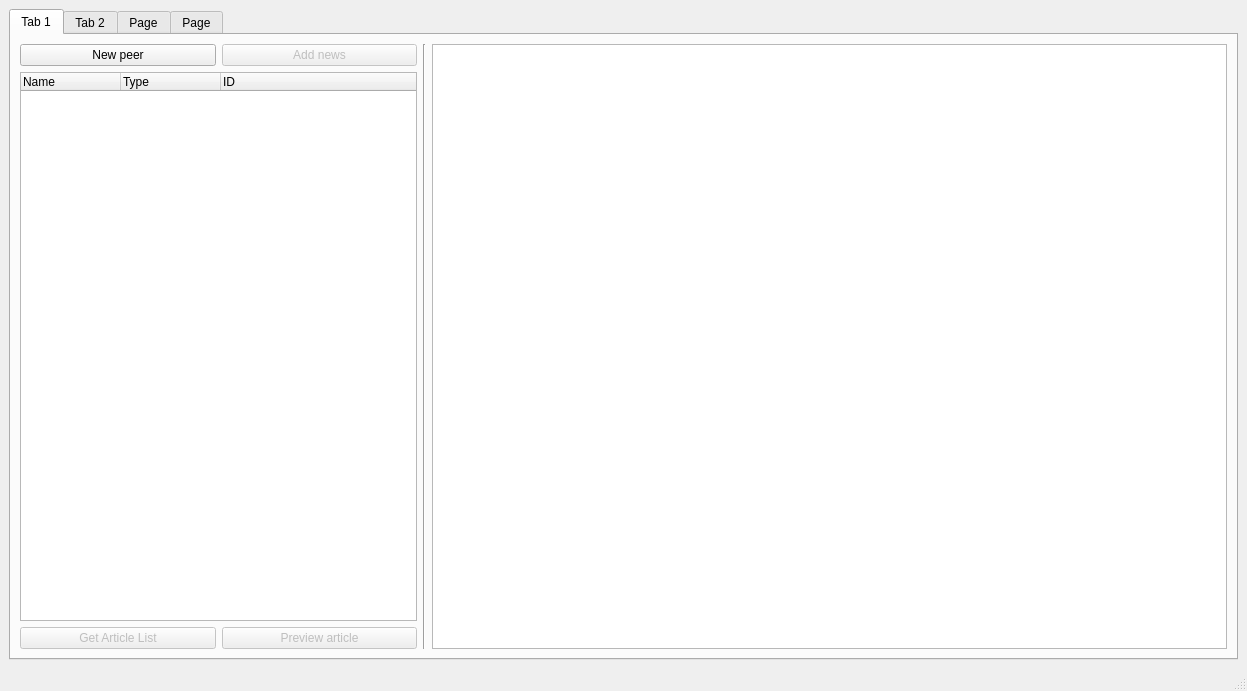
medvecm98/bp_program, file mainwindow.ui: the form before one commit.
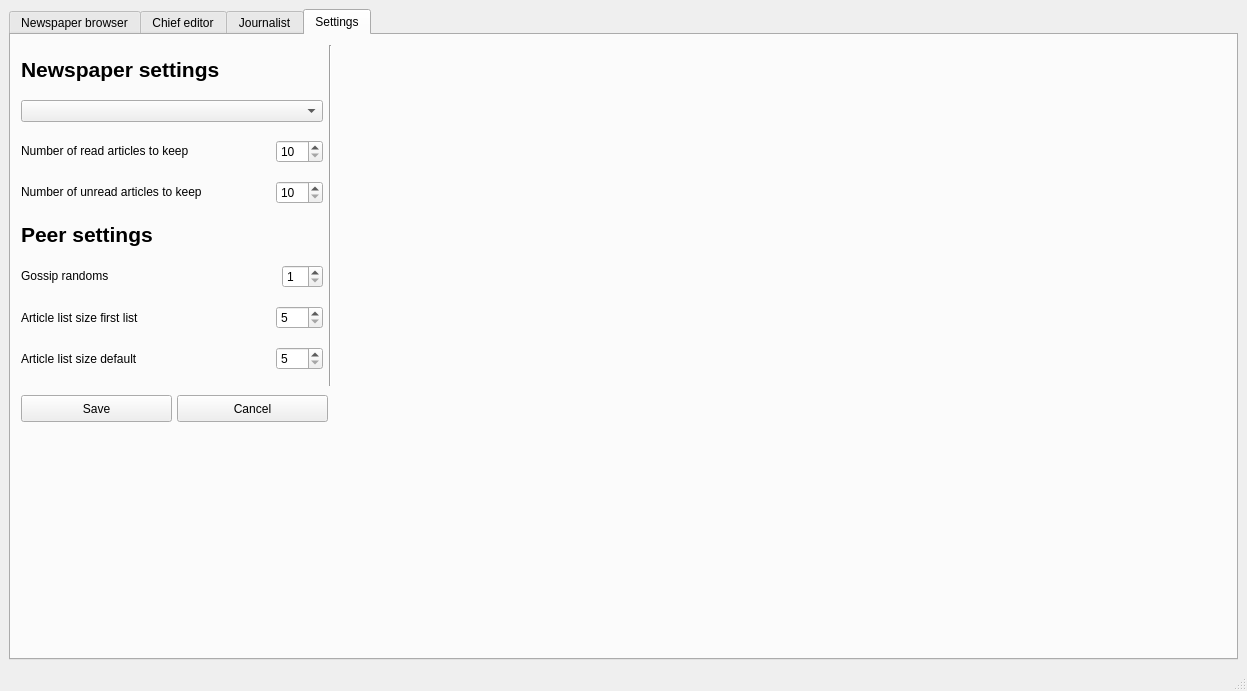
The form after the commit. The open tabs and pages were chosen to show the change.

Commit message: new gui, better article replication

What changed in the file:
```diff
--- a/mainwindow.ui
+++ b/mainwindow.ui
@@ -15,228 +15,109 @@
   </property>
   <widget class="QWidget" name="centralwidget">
    <layout class="QGridLayout" name="gridLayout">
-    <item row="0" column="1">
+    <item row="0" column="0">
      <widget class="QTabWidget" name="tabWidget">
       <property name="currentIndex">
-       <number>3</number>
+       <number>2</number>
       </property>
-      <widget class="QWidget" name="tab">
+      <widget class="QWidget" name="tab_4">
        <attribute name="title">
-        <string>Tab 1</string>
+        <string>Newspaper browser</string>
        </attribute>
-       <layout class="QGridLayout" name="gridLayout_2">
+       <layout class="QGridLayout" name="gridLayout_8">
         <item row="0" column="0">
-         <layout class="QHBoxLayout" name="horizontalLayout_11" stretch="1,0,2">
-          <property name="sizeConstraint">
-           <enum>QLayout::SetDefaultConstraint</enum>
-          </property>
+         <layout class="QHBoxLayout" name="horizontalLayout_30" stretch="3,7">
           <item>
-           <layout class="QVBoxLayout" name="verticalLayout_6">
+           <layout class="QVBoxLayout" name="verticalLayout_18">
             <item>
-             <layout class="QHBoxLayout" name="horizontalLayout_4">
+             <layout class="QVBoxLayout" name="verticalLayout_7">
               <item>
-               <widget class="QPushButton" name="pushButton_new_peer">
-                <property name="sizePolicy">
-                 <sizepolicy hsizetype="Minimum" vsizetype="Fixed">
-                  <horstretch>0</horstretch>
-                  <verstretch>0</verstretch>
-                 </sizepolicy>
-                </property>
-                <property name="text">
-                 <string>New peer</string>
-                </property>
-               </widget>
-              </item>
+               <layout class="QHBoxLayout" name="horizontalLayout_12">
               <item>
-               <widget class="QPushButton" name="pushButton_add_news">
-                <property name="enabled">
-                 <bool>false</bool>
-                </property>
-                <property name="sizePolicy">
-                 <sizepolicy hsizetype="Minimum" vsizetype="Fixed">
-                  <horstretch>0</horstretch>
-                  <verstretch>0</verstretch>
-                 </sizepolicy>
-                </property>
+                 <widget class="QToolButton" name="toolButton_addNewspaper">
+                  <property name="font">
+                   <font>
+                    <pointsize>16</pointsize>
+                   </font>
+                  </property>
                 <property name="text">
-                 <string>Add news</string>
+                   <string>+</string>
                 </property>
                </widget>
               </item>
-             </layout>
-            </item>
             <item>
-             <widget class="QTreeWidget" name="treeWidget_newspaper">
-              <column>
-               <property name="text">
-                <string>Name</string>
-               </property>
-              </column>
-              <column>
+                 <widget class="QToolButton" name="toolButton_removeNewspaper">
+                  <property name="font">
+                   <font>
+                    <pointsize>16</pointsize>
+                   </font>
+                  </property>
                <property name="text">
-                <string>Type</string>
-               </property>
-              </column>
-              <column>
-               <property name="text">
-                <string>ID</string>
-               </property>
-              </column>
+                   <string>−</string>
+                  </property>
              </widget>
             </item>
             <item>
-             <layout class="QHBoxLayout" name="horizontalLayout_10">
-              <item>
-               <widget class="QPushButton" name="pushButton_article_list">
-                <property name="enabled">
-                 <bool>false</bool>
-                </property>
-                <property name="text">
-                 <string>Get Article List</string>
-                </property>
-               </widget>
+                 <widget class="QComboBox" name="comboBox_news_select"/>
               </item>
               <item>
-               <widget class="QPushButton" name="pushButton_external_article">
-                <property name="enabled">
-                 <bool>false</bool>
+                 <widget class="QToolButton" name="toolButton_articleList">
+                  <property name="font">
+                   <font>
+                    <pointsize>16</pointsize>
+                   </font>
                 </property>
                 <property name="text">
-                 <string>Preview article</string>
+                   <string>⟳</string>
                 </property>
                </widget>
               </item>
              </layout>
             </item>
-           </layout>
-          </item>
           <item>
-           <widget class="Line" name="line">
-            <property name="orientation">
-             <enum>Qt::Vertical</enum>
-            </property>
-           </widget>
+               <widget class="QListWidget" name="listWidget_articles"/>
           </item>
           <item>
-           <widget class="QTextEdit" name="textEdit_article">
-            <property name="readOnly">
-             <bool>true</bool>
-            </property>
-            <property name="placeholderText">
-             <string/>
-            </property>
-           </widget>
+               <widget class="QComboBox" name="comboBox_categories"/>
           </item>
          </layout>
         </item>
-       </layout>
-      </widget>
-      <widget class="QWidget" name="tab_2">
-       <attribute name="title">
-        <string>Tab 2</string>
-       </attribute>
-       <widget class="QWidget" name="horizontalLayoutWidget">
-        <property name="geometry">
-         <rect>
-          <x>320</x>
-          <y>160</y>
-          <width>264</width>
-          <height>97</height>
-         </rect>
-        </property>
-        <layout class="QHBoxLayout" name="horizontalLayout_9">
          <item>
-          <layout class="QVBoxLayout" name="verticalLayout_5">
+             <layout class="QHBoxLayout" name="horizontalLayout_29">
            <item>
-            <widget class="QPushButton" name="pushButton_load">
+               <widget class="QPushButton" name="pushButton_informCoworkers">
              <property name="text">
-              <string>Load</string>
+                 <string>IC</string>
              </property>
             </widget>
            </item>
            <item>
-            <widget class="QPushButton" name="pushButton_testPeer2">
+               <widget class="QDateTimeEdit" name="dateTimeEdit"/>
+              </item>
+              <item>
+               <widget class="QPushButton" name="pushButton_gossip">
              <property name="text">
-              <string>Test Peer 2 create</string>
+                 <string>Gossip</string>
              </property>
             </widget>
            </item>
           </layout>
          </item>
-         <item>
-          <layout class="QVBoxLayout" name="verticalLayout_4">
-           <item>
-            <widget class="QPushButton" name="pushButton_testPeer1">
-             <property name="text">
-              <string>Test Peer 1 create</string>
-             </property>
-            </widget>
+           </layout>
            </item>
            <item>
-            <widget class="QPushButton" name="pushButton_save">
-             <property name="text">
-              <string>Save</string>
-             </property>
-            </widget>
-           </item>
-           <item>
-            <widget class="QPushButton" name="pushButton_loadFromFile">
-             <property name="text">
-              <string>Load from file</string>
-             </property>
-            </widget>
-           </item>
+           <widget class="QTextBrowser" name="textBrowser"/>
+          </item>
           </layout>
          </item>
         </layout>
-       </widget>
-       <widget class="QLineEdit" name="lineEditFriends">
-        <property name="geometry">
-         <rect>
-          <x>190</x>
-          <y>370</y>
-          <width>311</width>
-          <height>27</height>
-         </rect>
-        </property>
-       </widget>
-       <widget class="QPushButton" name="pushButtonFriends">
-        <property name="geometry">
-         <rect>
-          <x>510</x>
-          <y>370</y>
-          <width>121</width>
-          <height>27</height>
-         </rect>
-        </property>
-        <property name="text">
-         <string>Add friend</string>
-        </property>
-       </widget>
-       <widget class="QLineEdit" name="lineEditFriendID">
-        <property name="geometry">
-         <rect>
-          <x>190</x>
-          <y>340</y>
-          <width>441</width>
-          <height>27</height>
-         </rect>
-        </property>
-       </widget>
       </widget>
       <widget class="QWidget" name="tab_3">
        <attribute name="title">
-        <string>Page</string>
+        <string>Chief editor</string>
        </attribute>
-       <widget class="QWidget" name="layoutWidget">
-        <property name="geometry">
-         <rect>
-          <x>40</x>
-          <y>20</y>
-          <width>1121</width>
-          <height>551</height>
-         </rect>
-        </property>
+       <layout class="QGridLayout" name="gridLayout_5">
+        <item row="0" column="0">
         <layout class="QHBoxLayout" name="horizontalLayout_5" stretch="1,2">
          <item>
           <layout class="QVBoxLayout" name="verticalLayout_2">
@@ -432,140 +313,394 @@
           </layout>
          </item>
         </layout>
-       </widget>
-      </widget>
-      <widget class="QWidget" name="tab_4">
+        </item>
+       </layout>
+      </widget>
+      <widget class="QWidget" name="tab_2">
        <attribute name="title">
-        <string>Page</string>
+        <string>Journalist</string>
        </attribute>
-       <widget class="QDateTimeEdit" name="dateTimeEdit">
+       <widget class="QLineEdit" name="lineEditFriendID">
+        <property name="geometry">
+         <rect>
+          <x>9</x>
+          <y>523</y>
+          <width>125</width>
+          <height>27</height>
+         </rect>
+        </property>
+       </widget>
+       <widget class="QLineEdit" name="lineEditFriends">
+        <property name="geometry">
+         <rect>
+          <x>9</x>
+          <y>556</y>
+          <width>125</width>
+          <height>27</height>
+         </rect>
+        </property>
+       </widget>
+       <widget class="QPushButton" name="pushButtonFriends">
         <property name="geometry">
          <rect>
           <x>150</x>
-          <y>550</y>
-          <width>141</width>
-          <height>28</height>
+          <y>540</y>
+          <width>80</width>
+          <height>27</height>
          </rect>
         </property>
+        <property name="text">
+         <string>Add friend</string>
+        </property>
        </widget>
-       <widget class="QListWidget" name="listWidget_articles">
+       <widget class="QComboBox" name="comboBox_news_journalist">
         <property name="geometry">
          <rect>
-          <x>60</x>
-          <y>70</y>
-          <width>361</width>
-          <height>421</height>
+          <x>20</x>
+          <y>40</y>
+          <width>331</width>
+          <height>27</height>
          </rect>
         </property>
        </widget>
-       <widget class="QComboBox" name="comboBox_news_select">
+       <widget class="QListWidget" name="listWidget_journalist_articles">
         <property name="geometry">
          <rect>
-          <x>140</x>
-          <y>30</y>
-          <width>241</width>
-          <height>31</height>
+          <x>30</x>
+          <y>80</y>
+          <width>441</width>
+          <height>311</height>
          </rect>
         </property>
        </widget>
-       <widget class="QToolButton" name="toolButton_articleList">
+       <widget class="QPushButton" name="pushButton_edit_article">
         <property name="geometry">
          <rect>
-          <x>390</x>
-          <y>30</y>
-          <width>31</width>
-          <height>31</height>
+          <x>370</x>
+          <y>40</y>
+          <width>87</width>
+          <height>27</height>
          </rect>
         </property>
-        <property name="font">
-         <font>
-          <pointsize>16</pointsize>
-         </font>
-        </property>
         <property name="text">
-         <string>⟳</string>
+         <string>PushButton</string>
         </property>
        </widget>
-       <widget class="QTextBrowser" name="textBrowser">
+       <widget class="QWidget" name="">
         <property name="geometry">
          <rect>
-          <x>430</x>
-          <y>30</y>
-          <width>771</width>
-          <height>541</height>
+          <x>900</x>
+          <y>460</y>
+          <width>264</width>
+          <height>97</height>
          </rect>
         </property>
-       </widget>
-       <widget class="QComboBox" name="comboBox_categories">
-        <property name="geometry">
-         <rect>
-          <x>60</x>
-          <y>500</y>
-          <width>361</width>
-          <height>27</height>
-         </rect>
-        </property>
-       </widget>
-       <widget class="QToolButton" name="toolButton_addNewspaper">
+        <layout class="QHBoxLayout" name="horizontalLayout_9">
+         <item>
+          <layout class="QVBoxLayout" name="verticalLayout_5">
+           <item>
+            <widget class="QPushButton" name="pushButton_load">
+             <property name="text">
+              <string>Load</string>
+             </property>
+            </widget>
+           </item>
+           <item>
+            <widget class="QPushButton" name="pushButton_testPeer2">
+             <property name="text">
+              <string>Test Peer 2 create</string>
+             </property>
+            </widget>
+           </item>
+          </layout>
+         </item>
+         <item>
+          <layout class="QVBoxLayout" name="verticalLayout_4">
+           <item>
+            <widget class="QPushButton" name="pushButton_testPeer1">
+             <property name="text">
+              <string>Test Peer 1 create</string>
+             </property>
+            </widget>
+           </item>
+           <item>
+            <widget class="QPushButton" name="pushButton_save">
+             <property name="text">
+              <string>Save</string>
+             </property>
+            </widget>
+           </item>
+           <item>
+            <widget class="QPushButton" name="pushButton_loadFromFile">
+             <property name="text">
+              <string>Load from file</string>
+             </property>
+            </widget>
+           </item>
+          </layout>
+         </item>
+        </layout>
+       </widget>
+      </widget>
+      <widget class="QWidget" name="tab">
+       <attribute name="title">
+        <string>Settings</string>
+       </attribute>
+       <widget class="QWidget" name="horizontalLayoutWidget_6">
         <property name="geometry">
          <rect>
-          <x>60</x>
-          <y>30</y>
-          <width>31</width>
-          <height>31</height>
+          <x>10</x>
+          <y>10</y>
+          <width>311</width>
+          <height>341</height>
          </rect>
         </property>
+        <layout class="QHBoxLayout" name="horizontalLayout_15">
+         <item>
+          <layout class="QVBoxLayout" name="verticalLayout_6">
+           <item>
+            <widget class="QLabel" name="label_8">
+             <property name="sizePolicy">
+              <sizepolicy hsizetype="Preferred" vsizetype="Maximum">
+               <horstretch>0</horstretch>
+               <verstretch>0</verstretch>
+              </sizepolicy>
+             </property>
         <property name="font">
          <font>
           <pointsize>16</pointsize>
+               <weight>75</weight>
+               <bold>true</bold>
          </font>
         </property>
         <property name="text">
-         <string>+</string>
-        </property>
-       </widget>
-       <widget class="QToolButton" name="toolButton_removeNewspaper">
-        <property name="geometry">
-         <rect>
-          <x>100</x>
-          <y>30</y>
-          <width>31</width>
-          <height>31</height>
-         </rect>
-        </property>
+              <string>Newspaper settings</string>
+             </property>
+            </widget>
+           </item>
+           <item>
+            <widget class="QComboBox" name="comboBox_newsConfigSelect"/>
+           </item>
+           <item>
+            <layout class="QHBoxLayout" name="horizontalLayout_13">
+             <item>
+              <widget class="QLabel" name="label_6">
+               <property name="sizePolicy">
+                <sizepolicy hsizetype="Minimum" vsizetype="Maximum">
+                 <horstretch>0</horstretch>
+                 <verstretch>0</verstretch>
+                </sizepolicy>
+               </property>
+               <property name="text">
+                <string>Number of read articles to keep</string>
+               </property>
+              </widget>
+             </item>
+             <item>
+              <widget class="QSpinBox" name="spinBox_readToKeep">
+               <property name="sizePolicy">
+                <sizepolicy hsizetype="Maximum" vsizetype="Maximum">
+                 <horstretch>0</horstretch>
+                 <verstretch>0</verstretch>
+                </sizepolicy>
+               </property>
+               <property name="minimum">
+                <number>10</number>
+               </property>
+               <property name="maximum">
+                <number>100</number>
+               </property>
+              </widget>
+             </item>
+            </layout>
+           </item>
+           <item>
+            <layout class="QHBoxLayout" name="horizontalLayout_14">
+             <item>
+              <widget class="QLabel" name="label_7">
+               <property name="sizePolicy">
+                <sizepolicy hsizetype="Minimum" vsizetype="Maximum">
+                 <horstretch>0</horstretch>
+                 <verstretch>0</verstretch>
+                </sizepolicy>
+               </property>
+               <property name="text">
+                <string>Number of unread articles to keep</string>
+               </property>
+              </widget>
+             </item>
+             <item>
+              <widget class="QSpinBox" name="spinBox_unreadToKeep">
+               <property name="sizePolicy">
+                <sizepolicy hsizetype="Maximum" vsizetype="Maximum">
+                 <horstretch>0</horstretch>
+                 <verstretch>0</verstretch>
+                </sizepolicy>
+               </property>
+               <property name="minimum">
+                <number>10</number>
+               </property>
+               <property name="maximum">
+                <number>100</number>
+               </property>
+              </widget>
+             </item>
+            </layout>
+           </item>
+           <item>
+            <widget class="QLabel" name="label_9">
+             <property name="sizePolicy">
+              <sizepolicy hsizetype="Maximum" vsizetype="Maximum">
+               <horstretch>0</horstretch>
+               <verstretch>0</verstretch>
+              </sizepolicy>
+             </property>
         <property name="font">
          <font>
           <pointsize>16</pointsize>
+               <weight>75</weight>
+               <bold>true</bold>
          </font>
         </property>
         <property name="text">
-         <string>−</string>
-        </property>
-       </widget>
-       <widget class="QPushButton" name="pushButton_informCoworkers">
+              <string>Peer settings</string>
+             </property>
+            </widget>
+           </item>
+           <item>
+            <layout class="QHBoxLayout" name="horizontalLayout_11">
+             <item>
+              <widget class="QLabel" name="label_5">
+               <property name="sizePolicy">
+                <sizepolicy hsizetype="Minimum" vsizetype="Maximum">
+                 <horstretch>0</horstretch>
+                 <verstretch>0</verstretch>
+                </sizepolicy>
+               </property>
+               <property name="text">
+                <string>Gossip randoms</string>
+               </property>
+              </widget>
+             </item>
+             <item>
+              <widget class="QSpinBox" name="spinBox_gossipRandoms">
+               <property name="sizePolicy">
+                <sizepolicy hsizetype="Maximum" vsizetype="Maximum">
+                 <horstretch>0</horstretch>
+                 <verstretch>0</verstretch>
+                </sizepolicy>
+               </property>
+               <property name="minimum">
+                <number>1</number>
+               </property>
+               <property name="maximum">
+                <number>10</number>
+               </property>
+              </widget>
+             </item>
+            </layout>
+           </item>
+           <item>
+            <layout class="QHBoxLayout" name="horizontalLayout_10">
+             <item>
+              <widget class="QLabel" name="label_firstList">
+               <property name="sizePolicy">
+                <sizepolicy hsizetype="Minimum" vsizetype="Minimum">
+                 <horstretch>0</horstretch>
+                 <verstretch>0</verstretch>
+                </sizepolicy>
+               </property>
+               <property name="text">
+                <string>Article list size first list</string>
+               </property>
+              </widget>
+             </item>
+             <item>
+              <widget class="QSpinBox" name="spinBox_listSizeFirst">
+               <property name="sizePolicy">
+                <sizepolicy hsizetype="Maximum" vsizetype="Maximum">
+                 <horstretch>0</horstretch>
+                 <verstretch>0</verstretch>
+                </sizepolicy>
+               </property>
+               <property name="minimum">
+                <number>5</number>
+               </property>
+               <property name="maximum">
+                <number>200</number>
+               </property>
+              </widget>
+             </item>
+            </layout>
+           </item>
+           <item>
+            <layout class="QHBoxLayout" name="horizontalLayout_4">
+             <item>
+              <widget class="QLabel" name="label_defaultList">
+               <property name="sizePolicy">
+                <sizepolicy hsizetype="Minimum" vsizetype="Minimum">
+                 <horstretch>0</horstretch>
+                 <verstretch>0</verstretch>
+                </sizepolicy>
+               </property>
+               <property name="text">
+                <string>Article list size default</string>
+               </property>
+              </widget>
+             </item>
+             <item>
+              <widget class="QSpinBox" name="spinBox_listSizeDefault">
+               <property name="sizePolicy">
+                <sizepolicy hsizetype="Maximum" vsizetype="Maximum">
+                 <horstretch>0</horstretch>
+                 <verstretch>0</verstretch>
+                </sizepolicy>
+               </property>
+               <property name="minimum">
+                <number>5</number>
+               </property>
+               <property name="maximum">
+                <number>200</number>
+               </property>
+              </widget>
+             </item>
+            </layout>
+           </item>
+          </layout>
+         </item>
+         <item>
+          <widget class="Line" name="line">
+           <property name="orientation">
+            <enum>Qt::Vertical</enum>
+           </property>
+          </widget>
+         </item>
+        </layout>
+       </widget>
+       <widget class="QPushButton" name="pushButton_config_save">
         <property name="geometry">
          <rect>
-          <x>50</x>
-          <y>550</y>
-          <width>87</width>
+          <x>10</x>
+          <y>360</y>
+          <width>151</width>
           <height>27</height>
          </rect>
         </property>
         <property name="text">
-         <string>IC</string>
+         <string>Save</string>
         </property>
        </widget>
-       <widget class="QPushButton" name="pushButton_gossip">
+       <widget class="QPushButton" name="pushButton_config_cancel">
         <property name="geometry">
          <rect>
-          <x>300</x>
-          <y>550</y>
-          <width>87</width>
+          <x>166</x>
+          <y>360</y>
+          <width>151</width>
           <height>27</height>
          </rect>
         </property>
         <property name="text">
-         <string>Gossip</string>
+         <string>Cancel</string>
         </property>
        </widget>
       </widget>
```
Lines whose indentation alone changed are shown as unchanged. The commit also changes 95 other files.
